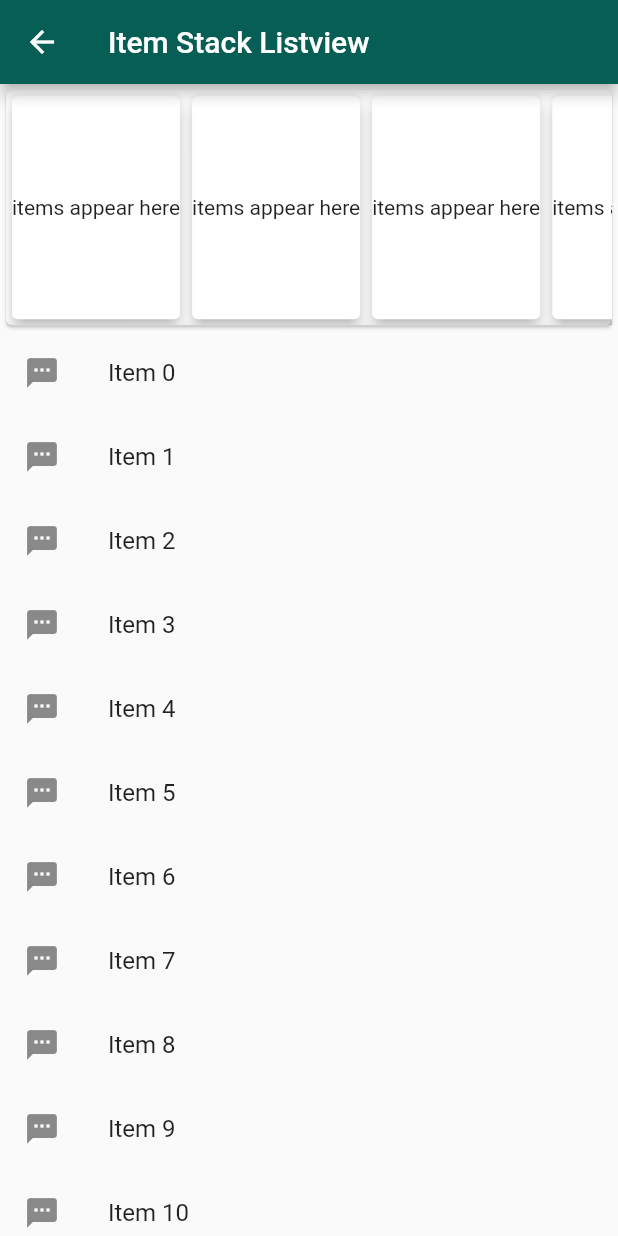
After one commit to ksrikanth554/fluttercomponents, a Flutter app: the screen it shows after launch, after a tap on "Item Stack ListView", on a phone screen of 412 x 824 dp. The commit adds this screen. Run offline on Flutter 3.47's test engine with Material 2 defaults, Android fonts, the phone set to English and light mode, and no system bars; our stand-ins replace font_awesome_flutter, google_maps_flutter, sqflite, syncfusion_flutter_charts; missing offline and left inert: foldable_sidebar, multilevel_drawer, swipedetector; accounts and stored records are empty; network calls fail.

Commit message:
googlemaps

```diff
--- /dev/null
+++ b/lib/itemstack_listview.dart
@@ -0,0 +1,93 @@
+import 'package:flutter/material.dart';
+
+class ItemStackListView extends StatefulWidget {
+  @override
+  _ItemStackListViewState createState() => _ItemStackListViewState();
+}
+
+class _ItemStackListViewState extends State<ItemStackListView> {
+  ScrollController scrollController=ScrollController();
+  bool topLevelScrollController=false;
+  @override
+  void initState() {
+    // TODO: implement initState
+    super.initState();
+    scrollController.addListener(
+      (){
+        setState(() {
+          topLevelScrollController=scrollController.offset>20;
+        });
+      }
+    );
+  }
+  @override
+  Widget build(BuildContext context) {
+    Size size=MediaQuery.of(context).size;
+    return Scaffold(
+      appBar: AppBar(
+        title: Text('Item Stack Listview'),
+      ),
+      body: Container(
+        child: Column(
+          children: <Widget>[
+            AnimatedContainer(
+              duration: Duration(milliseconds: 200),
+              width: size.width,
+              height:topLevelScrollController?0: size.height*0.2,
+
+              child: Card(
+                  child: SingleChildScrollView(
+                    scrollDirection: Axis.horizontal,
+                     child: Row(
+                    children: <Widget>[
+                      Container(
+                        height: size.height*0.2,
+                        child: Card(
+                          elevation: 4,
+                          child: Center(child: Text('items appear here'))
+                        ),
+                      ),
+                      Container(
+                        height: size.height*0.2,
+                        child: Card(
+                          elevation: 4,
+                          child: Center(child: Text('items appear here'))
+                        ),
+                      ),
+                      Container(
+                        height: size.height*0.2,
+                        child: Card(
+                          elevation: 4,
+                          child: Center(child: Text('items appear here'))
+                        ),
+                      ),
+                      Container(
+                        height: size.height*0.2,
+                        child: Card(
+                          elevation: 4,
+                          child: Center(child: Text('items appear here'))
+                        ),
+                      ),
+                    ],
+                ),
+                  ),
+              ),
+            ),
+            Expanded(
+              child: ListView.builder(
+                controller: scrollController,
+                itemCount: 20,
+                itemBuilder: (ctx,index){
+                  return ListTile(
+                    leading: Icon(Icons.textsms),
+                    title: Text('Item $index'),
+                  );
+                }
+              )
+            )
+          ],
+        ),
+      ),
+    );
+  }
+}
--- a/lib/main.dart
+++ b/lib/main.dart
@@ -2,6 +2,7 @@ import 'package:flutter/cupertino.dart';
 import 'package:flutter/material.dart';
 import 'package:fluttercomponents/animated_List.dart';
 import 'package:fluttercomponents/animations/loginpage_animation.dart';
+import 'package:fluttercomponents/itemstack_listview.dart';
 import 'package:fluttercomponents/sidebars/multilevel_sidebar.dart';
 import './sidebars/foldedsidebar.dart';
 import 'package:fluttercomponents/providers/counterui.dart';
@@ -14,6 +15,7 @@ import 'package:provider/provider.dart';
 import 'animations/delayed_animation.dart';
 import 'animations/parenting_animation.dart';
 import 'animations/transfroming_animation.dart';
+import 'google_maps_example/googe_map_example.dart';
 import 'multorow/tabpage.dart';
 import 'sqlite_example/note_list.dart';
 
@@ -84,6 +86,12 @@ class FirstPage extends StatelessWidget {
           RaisedButton(
             child: Text('Multi Level SideBar'),
             onPressed: ()=>Navigator.of(context).push(MaterialPageRoute(builder: (ctx)=>MultiLevelSideBar()))),
+          RaisedButton(
+            child: Text('Item Stack ListView'),
+            onPressed: ()=>Navigator.of(context).push(MaterialPageRoute(builder: (ctx)=>ItemStackListView()))),
+          RaisedButton(
+            child: Text('Google Map Example'),
+            onPressed: ()=>Navigator.of(context).push(MaterialPageRoute(builder: (ctx)=>GoogleMapExample()))),
         ],
       )
     );
--- a/pubspec.yaml
+++ b/pubspec.yaml
@@ -31,6 +31,8 @@ dependencies:
   foldable_sidebar: ^1.0.0
   swipedetector: ^1.2.0
   multilevel_drawer: ^1.0.3
+  google_maps_flutter:
+  font_awesome_flutter: ^8.8.1
 dev_dependencies:
   flutter_test:
     sdk: flutter
```
Also changed, not shown: lib/google_maps_example/googe_map_example.dart (added, +175 -0 lines), pubspec.lock, 1 other file.
